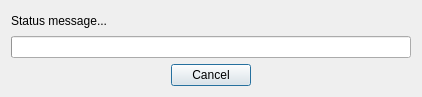
The window that ui_dev/backgroundworker.ui (naruxde/revpicommander) describes before a commit, drawn with Qt 5.
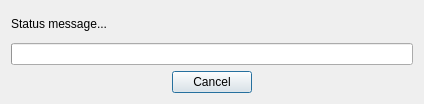
The same window after the commit.

```diff
--- a/ui_dev/backgroundworker.ui
+++ b/ui_dev/backgroundworker.ui
@@ -6,8 +6,8 @@
    <rect>
     <x>0</x>
     <y>0</y>
-    <width>418</width>
-    <height>97</height>
+    <width>424</width>
+    <height>104</height>
    </rect>
   </property>
   <property name="windowTitle">
```
Left out of the diff: 3 changed lines with no effect on the pictures.
